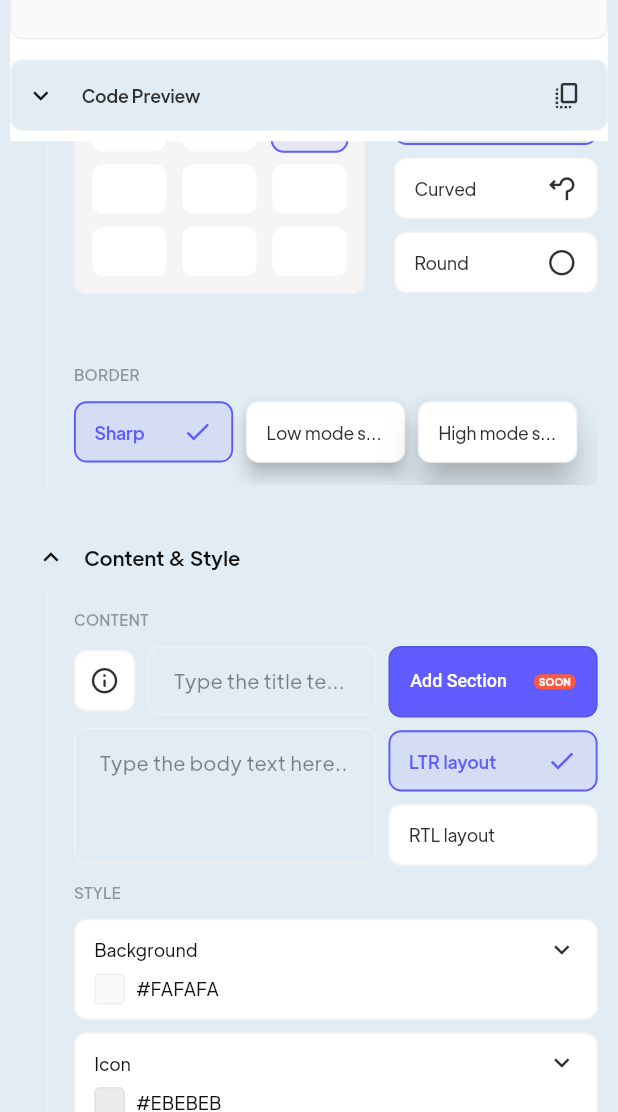
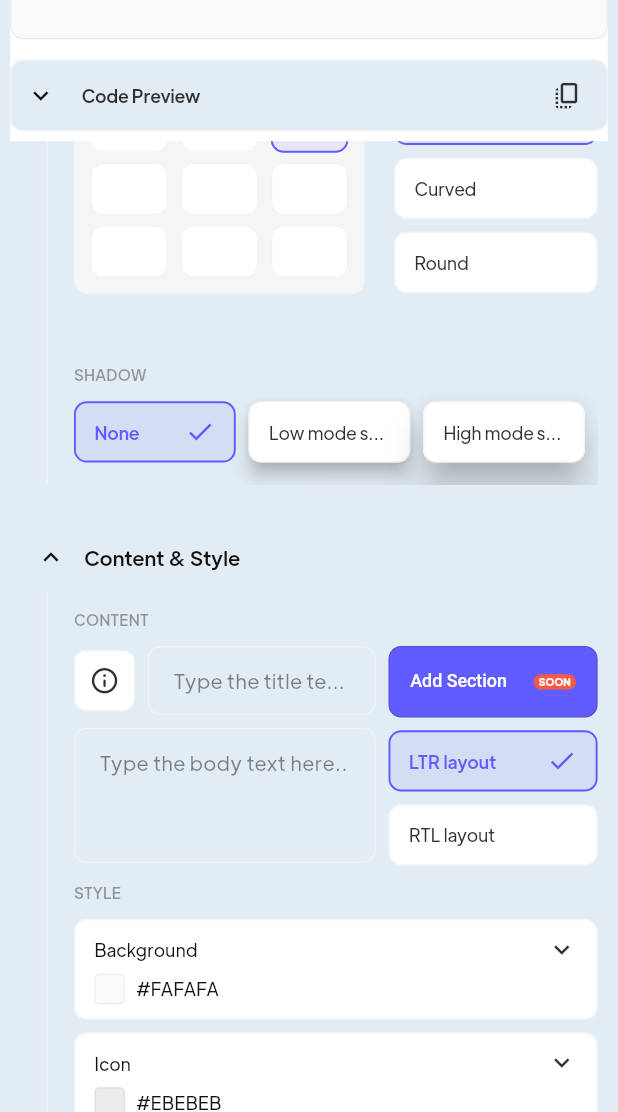
Before and after one commit to payam-zahedi/toastification, a Flutter app: the screen it shows after launch, scrolled down 1152 dp, on a phone screen of 412 x 824 dp, the part 124-1236 px from its top. Run offline on Flutter 3.47's test engine with Material 2 defaults, Android fonts, the phone set to English and light mode, and no system bars; our stand-ins replace flutter_riverpod, flutter_sticky_header, flutter_svg, font_awesome_flutter, freezed_annotation, responsive_framework; missing offline and left inert: pausable_timer.

Commit message:
integrate PositionSection with state management

```diff
--- a/example/lib/main.dart
+++ b/example/lib/main.dart
@@ -1,10 +1,11 @@
 import 'package:example/src/features/home/views/pages/home.dart';
 import 'package:example/src/theme/theme.dart';
 import 'package:flutter/material.dart';
+import 'package:flutter_riverpod/flutter_riverpod.dart';
 import 'package:responsive_framework/responsive_framework.dart';
 
 void main() {
-  runApp(const ToastificationApp());
+  runApp(const ProviderScope(child: ToastificationApp()));
 }
 
 class ToastificationApp extends StatelessWidget {
--- a/example/lib/src/core/views/widgets/picker/border_radius.dart
+++ b/example/lib/src/core/views/widgets/picker/border_radius.dart
@@ -1,72 +1,53 @@
 import 'package:example/src/core/views/widgets/bordered_container.dart';
 import 'package:flutter/material.dart';
+
+final borderRadiusValues = {
+  'Sharp': BorderRadius.zero,
+  'Curved': BorderRadius.circular(10),
+  'Round': BorderRadius.circular(25),
+};
 
 class BorderRadiusPicker extends StatelessWidget {
   const BorderRadiusPicker({
     super.key,
-    required this.selectedBorderRadius,
+    this.selectedBorderRadius,
     this.onChanged,
   });
 
-  final BorderRadiusGeometry selectedBorderRadius;
+  final BorderRadiusGeometry? selectedBorderRadius;
   final ValueChanged<BorderRadiusGeometry>? onChanged;
 
   @override
   Widget build(BuildContext context) {
+    final selectedBorderRadius =
+        this.selectedBorderRadius ?? borderRadiusValues.values.first;
+
     return Column(
       crossAxisAlignment: CrossAxisAlignment.start,
-      children: [
-        BorderedContainer(
-          active: selectedBorderRadius == BorderRadius.zero,
+      children: borderRadiusValues.entries.map((e) {
+        final name = e.key;
+        final value = e.value;
+
+        final topPadding = name == borderRadiusValues.keys.first ? 0.0 : 10.0;
+
+        return BorderedContainer(
+          active: selectedBorderRadius == value,
           height: 48,
+          margin: EdgeInsets.only(top: topPadding),
           padding: const EdgeInsets.symmetric(horizontal: 16),
           onTap: () {
-            onChanged?.call(BorderRadius.zero);
+            onChanged?.call(value);
           },
-          child: const Row(
+          child: Row(
             children: [
               Expanded(
-                child: Text('Sharp'),
+                child: Text(name),
               ),
-              Icon(Icons.check),
+              if (selectedBorderRadius == value) const Icon(Icons.check),
             ],
           ),
-        ),
-        BorderedContainer(
-          active: selectedBorderRadius == BorderRadius.circular(10),
-          height: 48,
-          margin: const EdgeInsets.only(top: 10),
-          padding: const EdgeInsets.symmetric(horizontal: 16),
-          onTap: () {
-            onChanged?.call(BorderRadius.circular(10));
-          },
-          child: const Row(
-            children: [
-              Expanded(
-                child: Text('Curved'),
-              ),
-              Icon(Icons.roundabout_left),
-            ],
-          ),
-        ),
-        BorderedContainer(
-          active: selectedBorderRadius == BorderRadius.circular(25),
-          height: 48,
-          margin: const EdgeInsets.only(top: 10),
-          padding: const EdgeInsets.symmetric(horizontal: 16),
-          onTap: () {
-            onChanged?.call(BorderRadius.circular(25));
-          },
-          child: const Row(
-            children: [
-              Expanded(
-                child: Text('Round'),
-              ),
-              Icon(Icons.circle_outlined),
-            ],
-          ),
-        ),
-      ],
+        );
+      }).toList(),
     );
   }
 }
--- a/example/lib/src/core/views/widgets/picker/elevation.dart
+++ b/example/lib/src/core/views/widgets/picker/elevation.dart
@@ -1,100 +1,60 @@
 import 'package:example/src/core/views/widgets/bordered_container.dart';
 import 'package:flutter/material.dart';
+
+final elevationValues = {
+  'None': 0.0,
+  'Low mode shadow': 5.0,
+  'High mode shadow': 10.0,
+};
 
 class ElevationPicker extends StatelessWidget {
   const ElevationPicker({
     super.key,
-    required this.selectedElevation,
+    this.selectedElevation,
     this.onChanged,
   });
 
-  final double selectedElevation;
+  final double? selectedElevation;
   final ValueChanged<double>? onChanged;
 
   @override
   Widget build(BuildContext context) {
-    /// Three elevation levels are supported: 0, 5, and 10.
+    final selectedElevation =
+        this.selectedElevation ?? elevationValues.values.first;
+
     return Row(
-      children: [
-        Expanded(
+      crossAxisAlignment: CrossAxisAlignment.start,
+      children: elevationValues.entries.map((e) {
+        final name = e.key;
+        final value = e.value;
+
+        return Expanded(
           child: BorderedContainer(
             height: 48,
-            elevation: 0,
+            elevation: value,
+            margin: const EdgeInsetsDirectional.only(end: 10),
             padding: const EdgeInsets.symmetric(horizontal: 16),
             onTap: () {
-              onChanged?.call(0);
+              onChanged?.call(value);
             },
-            active: selectedElevation == 0,
+            active: selectedElevation == value,
             child: Row(
               children: [
-                const Expanded(
+                Expanded(
                   child: Text(
-                    'Sharp',
+                    name,
                     overflow: TextOverflow.ellipsis,
                   ),
                 ),
                 Offstage(
-                  offstage: selectedElevation != 0,
+                  offstage: selectedElevation != value,
                   child: const Icon(Icons.check),
                 ),
               ],
             ),
           ),
-        ),
-        const SizedBox(width: 10),
-        Expanded(
-          child: BorderedContainer(
-            height: 48,
-            elevation: 5,
-            padding: const EdgeInsets.symmetric(horizontal: 16),
-            onTap: () {
-              onChanged?.call(5);
-            },
-            active: selectedElevation == 5,
-            child: Row(
-              children: [
-                const Expanded(
-                  child: Text(
-                    'Low mode shadow',
-                    overflow: TextOverflow.ellipsis,
-                  ),
-                ),
-                Offstage(
-                  offstage: selectedElevation != 5,
-                  child: const Icon(Icons.check),
-                ),
-              ],
-            ),
-          ),
-        ),
-        const SizedBox(width: 10),
-        Expanded(
-          child: BorderedContainer(
-            height: 48,
-            elevation: 10,
-            padding: const EdgeInsets.symmetric(horizontal: 16),
-            onTap: () {
-              onChanged?.call(10);
-            },
-            active: selectedElevation == 10,
-            child: Row(
-              children: [
-                const Expanded(
-                  child: Text(
-                    'High mode shadow',
-                    overflow: TextOverflow.ellipsis,
-                  ),
-                ),
-                Offstage(
-                  offstage: selectedElevation != 10,
-                  child: const Icon(Icons.check),
-                ),
-              ],
-            ),
-          ),
-        ),
-        const SizedBox(width: 16),
-      ],
+        );
+      }).toList(),
     );
   }
 }
--- a/example/lib/src/core/views/widgets/tab_bar.dart
+++ b/example/lib/src/core/views/widgets/tab_bar.dart
@@ -1,7 +1,15 @@
 import 'package:flutter/material.dart';
+import 'package:toastification/toastification.dart';
 
 class ToastTypeTabBar extends StatefulWidget {
-  const ToastTypeTabBar({super.key});
+  const ToastTypeTabBar({
+    super.key,
+    this.initialType,
+    this.onTypeChanged,
+  });
+  final ToastificationType? initialType;
+
+  final ValueChanged<ToastificationType?>? onTypeChanged;
 
   @override
   State<ToastTypeTabBar> createState() => _ToastTypeTabBarState();
@@ -47,6 +55,19 @@ class _ToastTypeTabBarState extends State<ToastTypeTabBar>
           ),
           child: TabBar(
             controller: _tabController,
+            onTap: (value) {
+              if (widget.onTypeChanged != null) {
+                final type = switch (value) {
+                  1 => ToastificationType.success,
+                  2 => ToastificationType.info,
+                  3 => ToastificationType.warning,
+                  4 => ToastificationType.failed,
+                  _ => null,
+                };
+
+                widget.onTypeChanged!(type);
+              }
+            },
             padding: const EdgeInsets.all(4),
             indicatorSize: TabBarIndicatorSize.tab,
             indicator: BoxDecoration(
--- a/example/lib/src/features/home/controllers/toast_detail.dart
+++ b/example/lib/src/features/home/controllers/toast_detail.dart
@@ -11,8 +11,7 @@ final toastDetailControllerProvider =
 class ToastDetailControllerNotifier extends StateNotifier<ToastDetail> {
   ToastDetailControllerNotifier() : super(ToastDetail());
 
-
-  void changeType(ToastificationType type) {
+  void changeType(ToastificationType? type) {
     state = state.copyWith(type: type);
   }
 
@@ -28,7 +27,6 @@ class ToastDetailControllerNotifier extends StateNotifier<ToastDetail> {
     state = state.copyWith(title: title);
   }
 
-
   void changeDescription(String description) {
     state = state.copyWith(description: description);
   }
@@ -40,7 +38,6 @@ class ToastDetailControllerNotifier extends StateNotifier<ToastDetail> {
   void changeBackgroundColor(Color? backgroundColor) {
     state = state.copyWith(backgroundColor: backgroundColor);
   }
-
 
   void changeForegroundColor(Color? foregroundColor) {
     state = state.copyWith(foregroundColor: foregroundColor);
@@ -93,6 +90,4 @@ class ToastDetailControllerNotifier extends StateNotifier<ToastDetail> {
   void changePauseOnHover(bool? pauseOnHover) {
     state = state.copyWith(pauseOnHover: pauseOnHover);
   }
-
-
 }
--- a/example/lib/src/features/home/views/widgets/customization_panel.dart
+++ b/example/lib/src/features/home/views/widgets/customization_panel.dart
@@ -10,21 +10,29 @@ import 'package:example/src/core/views/widgets/picker/elevation.dart';
 import 'package:example/src/core/views/widgets/soon.dart';
 import 'package:example/src/core/views/widgets/tab_bar.dart';
 import 'package:example/src/core/views/widgets/toggle_tile.dart';
+import 'package:example/src/features/home/controllers/toast_detail.dart';
 import 'package:flutter/material.dart';
+import 'package:flutter_riverpod/flutter_riverpod.dart';
 import 'package:responsive_framework/responsive_framework.dart';
 
-class CustomizationPanel extends StatelessWidget {
+class CustomizationPanel extends ConsumerWidget {
   const CustomizationPanel({super.key});
 
   @override
-  Widget build(BuildContext context) {
+  Widget build(BuildContext context, WidgetRef ref) {
     return SliverList(
       delegate: SliverChildListDelegate.fixed(
         [
           if (!ResponsiveWrapper.of(context).isSmallerThan(MOBILE))
             const CustomizeTitle(),
           const SizedBox(height: 24),
-          const ToastTypeTabBar(),
+          ToastTypeTabBar(
+            onTypeChanged: (value) {
+              ref
+                  .read(toastDetailControllerProvider.notifier)
+                  .changeType(value);
+            },
+          ),
           const _PositionSection(),
           const _ContentAndStyleSection(),
           const _ControllersAndInteractions(),
@@ -85,18 +93,8 @@ class CustomizeTitle extends StatelessWidget {
   }
 }
 
-class _PositionSection extends StatefulWidget {
+class _PositionSection extends StatelessWidget {
   const _PositionSection();
-
-  @override
-  State<_PositionSection> createState() => _PositionSectionState();
-}
-
-class _PositionSectionState extends State<_PositionSection> {
-  AlignmentGeometry _selectedAlignment = Alignment.topRight;
-  BorderRadiusGeometry _selectedBorderRadius = BorderRadius.zero;
-  double _selectedElevation = 0;
-
   @override
   Widget build(BuildContext context) {
     return Padding(
@@ -108,19 +106,9 @@ class _PositionSectionState extends State<_PositionSection> {
             Row(
               crossAxisAlignment: CrossAxisAlignment.start,
               children: [
-                Expanded(
+                const Expanded(
                   flex: 10,
-                  child: SubSection(
-                    title: 'PLACEMENT',
-                    body: AlignmentPicker(
-                      selectedAlignment: _selectedAlignment,
-                      onChanged: (alignment) {
-                        setState(() {
-                          _selectedAlignment = alignment;
-                        });
-                      },
-                    ),
-                  ),
+                  child: _AlignmentSection(),
                 ),
                 //  TODO(payam): make it responsive
                 Spacer(
@@ -131,37 +119,74 @@ class _PositionSectionState extends State<_PositionSection> {
                   ),
                 ),
 
-                Expanded(
-                  flex: 7,
-                  child: SubSection(
-                    title: 'BORDER',
-                    body: BorderRadiusPicker(
-                      selectedBorderRadius: _selectedBorderRadius,
-                      onChanged: (borderRadius) {
-                        setState(() {
-                          _selectedBorderRadius = borderRadius;
-                        });
-                      },
-                    ),
-                  ),
-                ),
+                const Expanded(flex: 7, child: _BorderSection()),
               ],
             ),
             const SizedBox(height: 42),
-            SubSection(
-              title: 'BORDER',
-              body: ElevationPicker(
-                selectedElevation: _selectedElevation,
-                onChanged: (elevation) {
-                  setState(() {
-                    _selectedElevation = elevation;
-                  });
-                },
-              ),
-            ),
+            const _ElevationSection(),
             const SizedBox(height: 18),
           ],
         ),
+      ),
+    );
+  }
+}
+
+class _AlignmentSection extends ConsumerWidget {
+  const _AlignmentSection();
+
+  @override
+  Widget build(BuildContext context, WidgetRef ref) {
+    return SubSection(
+      title: 'PLACEMENT',
+      body: AlignmentPicker(
+        selectedAlignment: ref.watch(toastDetailControllerProvider).alignment,
+        onChanged: (alignment) {
+          ref
+              .read(toastDetailControllerProvider.notifier)
+              .changeAlignment(alignment);
+        },
+      ),
+    );
+  }
+}
+
+class _BorderSection extends ConsumerWidget {
+  const _BorderSection();
+
+  @override
+  Widget build(BuildContext context, WidgetRef ref) {
+    return SubSection(
+      title: 'BORDER',
+      body: BorderRadiusPicker(
+        selectedBorderRadius: ref
+            .watch(toastDetailControllerProvider)
+            .borderRadius
+            ?.resolve(Directionality.of(context)),
+        onChanged: (borderRadius) {
+          ref
+              .read(toastDetailControllerProvider.notifier)
+              .changeBorderRadius(borderRadius);
+        },
+      ),
+    );
+  }
+}
+
+class _ElevationSection extends ConsumerWidget {
+  const _ElevationSection();
+
+  @override
+  Widget build(BuildContext context, WidgetRef ref) {
+    return SubSection(
+      title: 'SHADOW',
+      body: ElevationPicker(
+        selectedElevation: ref.watch(toastDetailControllerProvider).elevation,
+        onChanged: (elevation) {
+          ref
+              .read(toastDetailControllerProvider.notifier)
+              .changeElevation(elevation);
+        },
       ),
     );
   }
```
